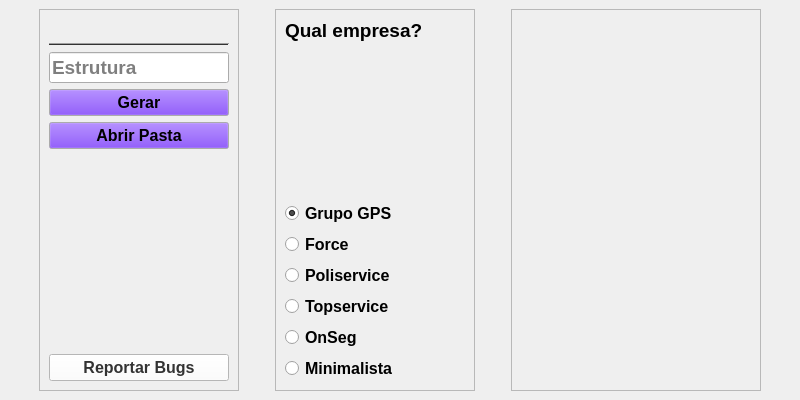
Above: resources/uis/main.ui from foxtec198/Desktop_GQR before the change. Below: the same form after it.
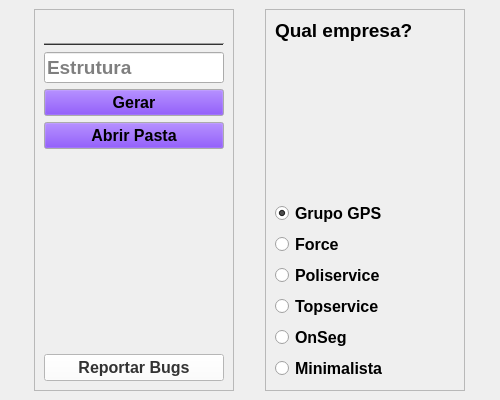
That is the form after the change. Icons and pictures are not drawn.

Patch:
```diff
--- a/resources/uis/main.ui
+++ b/resources/uis/main.ui
@@ -12,7 +12,7 @@
    <rect>
     <x>0</x>
     <y>0</y>
-    <width>800</width>
+    <width>500</width>
     <height>400</height>
    </rect>
   </property>
@@ -24,13 +24,13 @@
   </property>
   <property name="minimumSize">
    <size>
-    <width>800</width>
+    <width>500</width>
     <height>400</height>
    </size>
   </property>
   <property name="maximumSize">
    <size>
-    <width>800</width>
+    <width>500</width>
     <height>400</height>
    </size>
   </property>
@@ -405,43 +405,6 @@
         </layout>
        </widget>
       </item>
-      <item>
-       <widget class="QFrame" name="frame_3">
-        <property name="maximumSize">
-         <size>
-          <width>250</width>
-          <height>16777215</height>
-         </size>
-        </property>
-        <property name="frameShape">
-         <enum>QFrame::StyledPanel</enum>
-        </property>
-        <property name="frameShadow">
-         <enum>QFrame::Raised</enum>
-        </property>
-        <layout class="QVBoxLayout" name="verticalLayout_4">
-         <item>
-          <widget class="QLabel" name="imgLbl">
-           <property name="maximumSize">
-            <size>
-             <width>250</width>
-             <height>16777215</height>
-            </size>
-           </property>
-           <property name="text">
-            <string/>
-           </property>
-           <property name="pixmap">
-            <pixmap>../scr/modelo.png</pixmap>
-           </property>
-           <property name="scaledContents">
-            <bool>true</bool>
-           </property>
-          </widget>
-         </item>
-        </layout>
-       </widget>
-      </item>
      </layout>
     </item>
    </layout>
```
